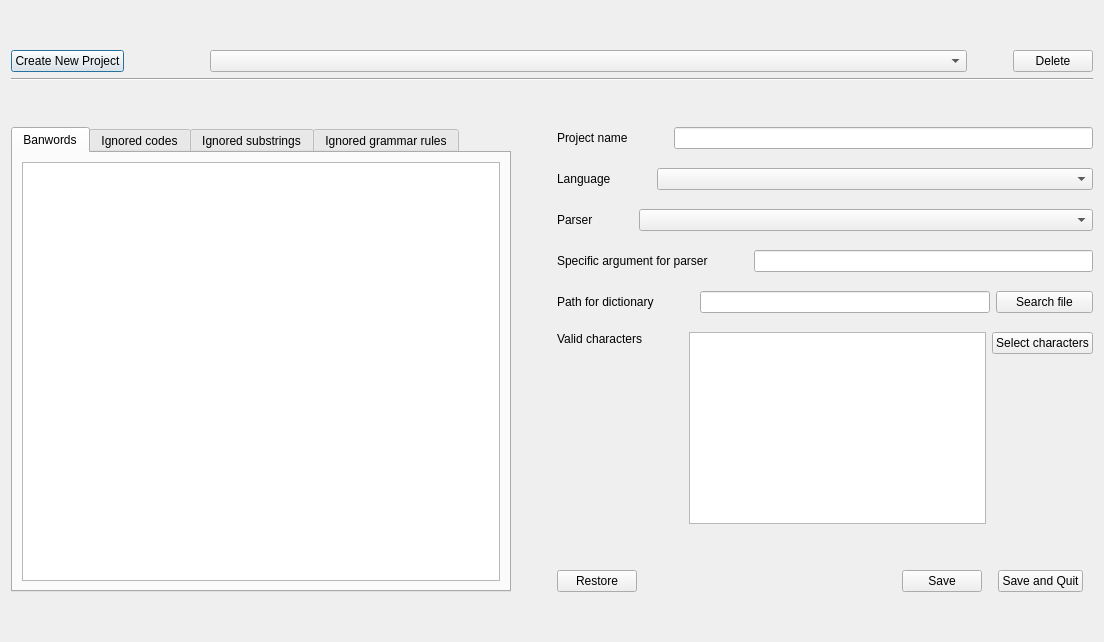
This is checkfrench/ui/project_manager/project_manager.ui in Silous888/RawTextCheck as Qt 5 draws it before an edit. The edited form follows.
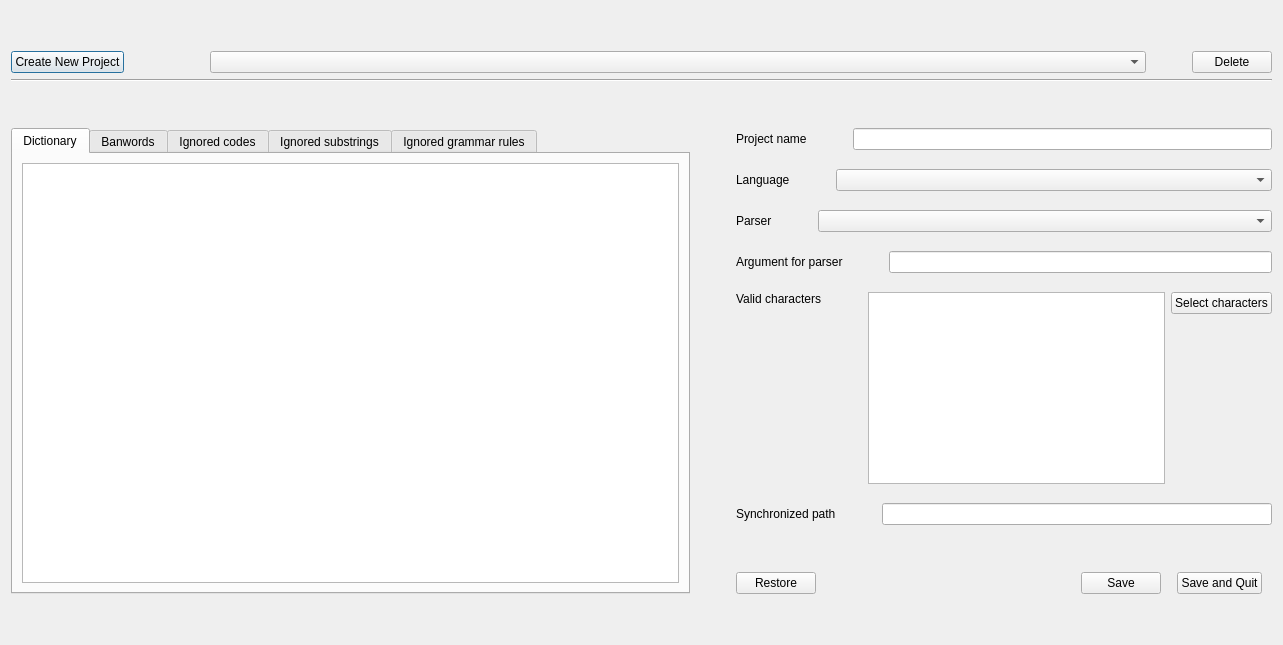
This is the edited form. Custom widgets are drawn as their Qt base class.

Commit message: renamed args of Item, and add 2 arguments

What changed in the file:
```diff
--- a/checkfrench/ui/project_manager/project_manager.ui
+++ b/checkfrench/ui/project_manager/project_manager.ui
@@ -6,8 +6,8 @@
    <rect>
     <x>0</x>
     <y>0</y>
-    <width>1104</width>
-    <height>642</height>
+    <width>1283</width>
+    <height>645</height>
    </rect>
   </property>
   <property name="windowTitle">
@@ -132,6 +132,35 @@
          <property name="currentIndex">
           <number>0</number>
          </property>
+         <widget class="QWidget" name="tab">
+          <attribute name="title">
+           <string>Dictionary</string>
+          </attribute>
+          <layout class="QGridLayout" name="gridLayout_5">
+           <item row="0" column="0">
+            <widget class="DataTableView" name="dataTableView_dictionary">
+             <property name="dragDropOverwriteMode">
+              <bool>false</bool>
+             </property>
+             <property name="selectionMode">
+              <enum>QAbstractItemView::ExtendedSelection</enum>
+             </property>
+             <property name="selectionBehavior">
+              <enum>QAbstractItemView::SelectItems</enum>
+             </property>
+             <attribute name="horizontalHeaderVisible">
+              <bool>false</bool>
+             </attribute>
+             <attribute name="horizontalHeaderStretchLastSection">
+              <bool>true</bool>
+             </attribute>
+             <attribute name="verticalHeaderVisible">
+              <bool>false</bool>
+             </attribute>
+            </widget>
+           </item>
+          </layout>
+         </widget>
          <widget class="QWidget" name="tab_1">
           <attribute name="title">
            <string>Banwords</string>
@@ -437,7 +466,7 @@
                 </sizepolicy>
                </property>
                <property name="text">
-                <string>Specific argument for parser</string>
+                <string>Argument for parser</string>
                </property>
                <property name="textInteractionFlags">
                 <set>Qt::LinksAccessibleByMouse|Qt::TextSelectableByMouse</set>
@@ -475,65 +504,6 @@
              </property>
             </spacer>
            </item>
-           <item>
-            <layout class="QHBoxLayout" name="horizontalLayout_pathDictionary" stretch="1,0,3,1">
-             <property name="sizeConstraint">
-              <enum>QLayout::SetMaximumSize</enum>
-             </property>
-             <item>
-              <widget class="QLabel" name="label_pathDictionary">
-               <property name="sizePolicy">
-                <sizepolicy hsizetype="Maximum" vsizetype="Maximum">
-                 <horstretch>0</horstretch>
-                 <verstretch>0</verstretch>
-                </sizepolicy>
-               </property>
-               <property name="text">
-                <string>Path for dictionary</string>
-               </property>
-               <property name="textInteractionFlags">
-                <set>Qt::LinksAccessibleByMouse|Qt::TextSelectableByMouse</set>
-               </property>
-              </widget>
-             </item>
-             <item>
-              <spacer name="horizontalSpacer_pathDictionary">
-               <property name="orientation">
-                <enum>Qt::Horizontal</enum>
-               </property>
-               <property name="sizeHint" stdset="0">
-                <size>
-                 <width>40</width>
-                 <height>20</height>
-                </size>
-               </property>
-              </spacer>
-             </item>
-             <item>
-              <widget class="QLineEdit" name="lineEdit_pathDictionary"/>
-             </item>
-             <item>
-              <widget class="QPushButton" name="pushButton_SearchDictionary">
-               <property name="text">
-                <string>Search file</string>
-               </property>
-              </widget>
-             </item>
-            </layout>
-           </item>
-           <item>
-            <spacer name="verticalSpacer_editAreaForm_5">
-             <property name="orientation">
-              <enum>Qt::Vertical</enum>
-             </property>
-             <property name="sizeHint" stdset="0">
-              <size>
-               <width>536</width>
-               <height>13</height>
-              </size>
-             </property>
-            </spacer>
-           </item>
            <item>
             <layout class="QHBoxLayout" name="horizontalLayout_validCharacters" stretch="0,0,3,1">
              <property name="sizeConstraint">
@@ -623,6 +593,58 @@
              </item>
             </layout>
            </item>
+           <item>
+            <spacer name="verticalSpacer_editAreaForm_5">
+             <property name="orientation">
+              <enum>Qt::Vertical</enum>
+             </property>
+             <property name="sizeHint" stdset="0">
+              <size>
+               <width>536</width>
+               <height>13</height>
+              </size>
+             </property>
+            </spacer>
+           </item>
+           <item>
+            <layout class="QHBoxLayout" name="horizontalLayout_synchronizedPath" stretch="1,0,3">
+             <property name="sizeConstraint">
+              <enum>QLayout::SetMaximumSize</enum>
+             </property>
+             <item>
+              <widget class="QLabel" name="label_synchronizedPath">
+               <property name="sizePolicy">
+                <sizepolicy hsizetype="Maximum" vsizetype="Maximum">
+                 <horstretch>0</horstretch>
+                 <verstretch>0</verstretch>
+                </sizepolicy>
+               </property>
+               <property name="text">
+                <string>Synchronized path</string>
+               </property>
+               <property name="textInteractionFlags">
+                <set>Qt::LinksAccessibleByMouse|Qt::TextSelectableByMouse</set>
+               </property>
+              </widget>
+             </item>
+             <item>
+              <spacer name="horizontalSpacer_synchronizedPath">
+               <property name="orientation">
+                <enum>Qt::Horizontal</enum>
+               </property>
+               <property name="sizeHint" stdset="0">
+                <size>
+                 <width>40</width>
+                 <height>20</height>
+                </size>
+               </property>
+              </spacer>
+             </item>
+             <item>
+              <widget class="QLineEdit" name="lineEdit_synchronizedPath"/>
+             </item>
+            </layout>
+           </item>
           </layout>
          </item>
          <item>
```
Left out of the diff: 8 changed lines with no effect on the pictures. The commit also changes 7 other files.
